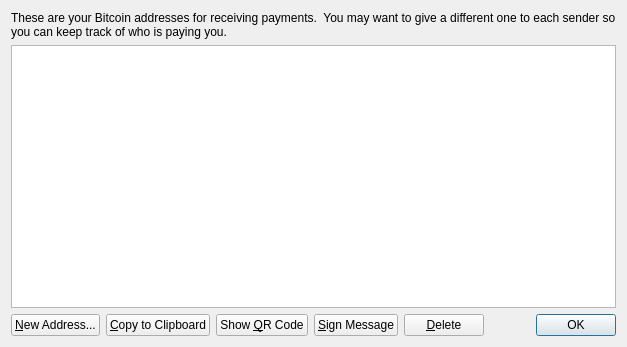
The window that src/qt/forms/addressbookpage.ui (ezaruba/paccoin-v2) describes before a commit, drawn with Qt 5.
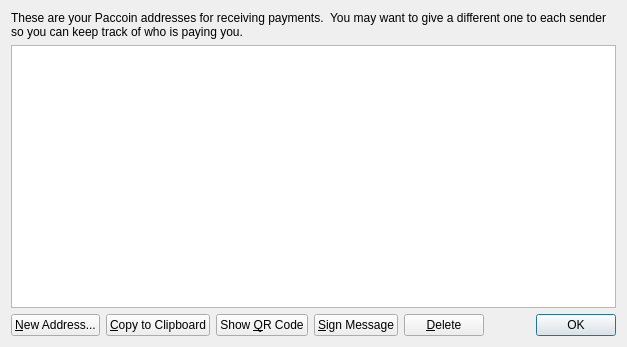
The same window after the commit. Icons and pictures are not drawn.

```diff
--- a/src/qt/forms/addressbookpage.ui
+++ b/src/qt/forms/addressbookpage.ui
@@ -17,7 +17,7 @@
    <item>
     <widget class="QLabel" name="labelExplanation">
      <property name="text">
-      <string>These are your Bitcoin addresses for receiving payments.  You may want to give a different one to each sender so you can keep track of who is paying you.</string>
+      <string>These are your Paccoin addresses for receiving payments.  You may want to give a different one to each sender so you can keep track of who is paying you.</string>
      </property>
      <property name="textFormat">
       <enum>Qt::AutoText</enum>
```
Left out of the diff: 12 changed lines with no effect on the pictures.
